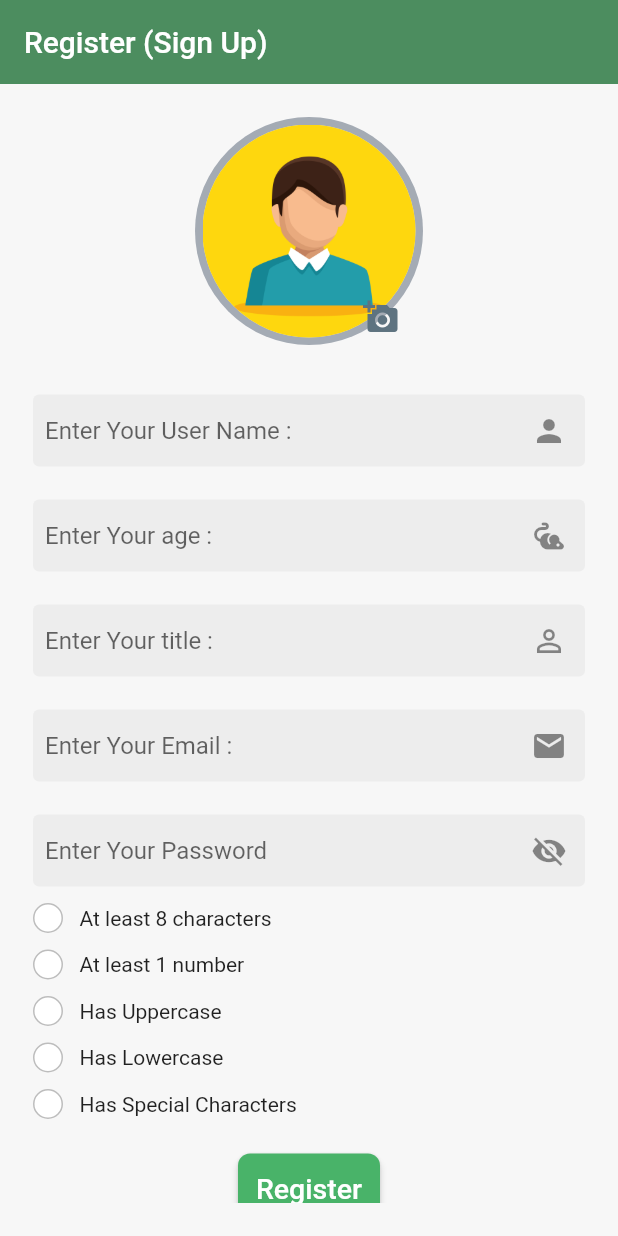
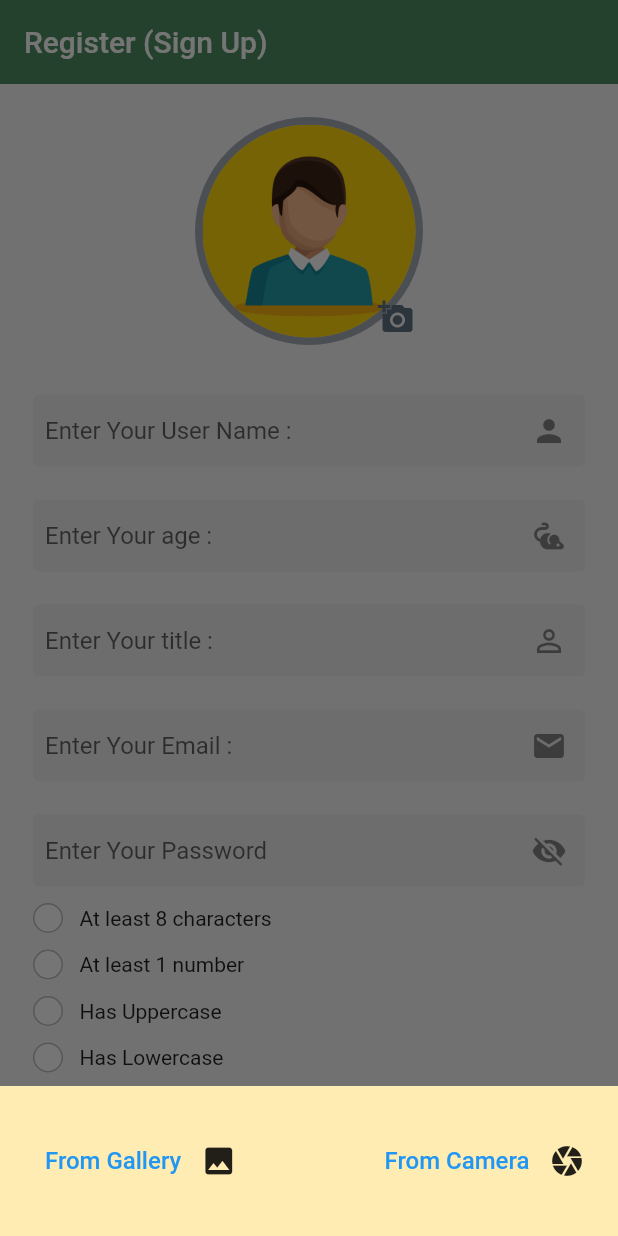
Before and after one commit to mohamedkhaled3/e_commerce_flower_app_university_project, a Flutter app: the Register screen opened directly, after a tap on the "add a photo" icon, on a phone screen of 412 x 824 dp. Run offline on Flutter 3.47's test engine with Material 2 defaults, Android fonts, the phone set to English and light mode, and no system bars; our stand-ins replace cloud_firestore, firebase_auth, firebase_core, flutter_svg, google_sign_in, image_picker; accounts and stored records are empty.

Commit message:
#25.1 ShowDiolog When click to icon_photo in ..

```diff
--- a/lib/screens/register(SignUp).dart
+++ b/lib/screens/register(SignUp).dart
@@ -9,8 +9,8 @@ import 'package:flutter/material.dart';
 // import 'package:email_validator/email_validator.dart'; // 🥱🥱
 import 'package:flutter_svg/flutter_svg.dart';
 import 'package:provider/provider.dart';
-import 'package:image_picker/image_picker.dart';  // to can make use File as dataType
-import 'dart:io';  // to can make use File as dataType
+import 'package:image_picker/image_picker.dart'; // to can make use File as dataType
+import 'dart:io'; // to can make use File as dataType
 
 class Register extends StatefulWidget {
   Register({super.key});
@@ -36,15 +36,82 @@ class _RegisterState extends State<Register> {
       TextEditingController(); // 1 Handle changes to a text field
   File? imgPath;
 
+  showDialog() {
+    return showModalBottomSheet(
+      context: context,
+      builder: (BuildContext context) {
+        return Container(
+          padding: EdgeInsets.all(22),
+          color: Colors.amber[100],
+          height: 100,
+          child: Column(
+            mainAxisAlignment: MainAxisAlignment.center,
+            children: [
+              Row(
+                mainAxisAlignment: MainAxisAlignment.spaceBetween,
+                children: [
+                  Row(
+                    children: [
+                      TextButton(
+                          onPressed: () async {
+                            await uploadImage2Screen(ImageSource.gallery);
+                          },
+                          child: const Text(
+                            "From Gallery",
+                            style: TextStyle(fontSize: 16),
+                          )),
+                      SizedBox(
+                        width: 5,
+                      ),
+                      Icon(Icons.photo)
+                    ],
+                  ),
+                  SizedBox(
+                    width: 22,
+                  ),
+                  Row(
+                    children: [
+                      TextButton(
+                          onPressed: () async {
+                            await uploadImage2Screen(ImageSource.camera);
+                          },
+                          child: Text(
+                            "From Camera",
+                            style: TextStyle(fontSize: 16),
+                          )),
+                      SizedBox(
+                        width: 5,
+                      ),
+                      Icon(Icons.camera)
+                    ],
+                  )
+                ],
+              )
+            ],
+          ),
+        );
+      },
+    );
+    ;
+  }
+
 // لرفع الصوره للشاشه تابعنا   Function to get img path
-    uploadImage2Screen() async {
-    final pickedImg = await ImagePicker().pickImage(source: ImageSource.gallery);
+  uploadImage2Screen(ImageSource typeOfLoadingPhoto) async {
+    final pickedImg = await ImagePicker().pickImage(source: typeOfLoadingPhoto);
     try {
       if (pickedImg != null) {
-        setState(() {imgPath = File(pickedImg.path);});
-    } else {print("NO img selected");}
-    } catch (e) {print("Error => $e");}
+        setState(() {
+          imgPath = File(pickedImg.path);
+        });
+      } else {
+        print("NO img selected");
       }
+    } catch (e) {
+      print("Error => $e");
+    }
+    if (!mounted) return;
+    Navigator.pop(context);
+  }
 
   // لإنشاء حساب مستخدم جديد بكلمة مرور  by connection to firebase// 🥱🥱
   register() async {
@@ -158,9 +225,6 @@ class _RegisterState extends State<Register> {
               child: Column(
                 mainAxisAlignment: MainAxisAlignment.start,
                 children: [
-
-
-
                   Container(
                     padding: EdgeInsets.all(5),
                     decoration: BoxDecoration(
@@ -187,11 +251,11 @@ class _RegisterState extends State<Register> {
                                 ),
                               ),
                         Positioned(
-                          left: 95,
+                          left: 105,
                           bottom: -10,
                           child: IconButton(
                             onPressed: () {
-                              uploadImage2Screen();
+                              showDialog();
                             },
                             icon: const Icon(Icons.add_a_photo),
                             color: Color.fromARGB(255, 94, 115, 128),
@@ -203,9 +267,6 @@ class _RegisterState extends State<Register> {
                   const SizedBox(
                     height: 33,
                   ),
-
-
-
                   TextField(
                       controller:
                           userNameController, // 2 Handle changes to a text field
```
Also changed, not shown: lib/screens/ProfilePage.dart (+76 -13 lines).
